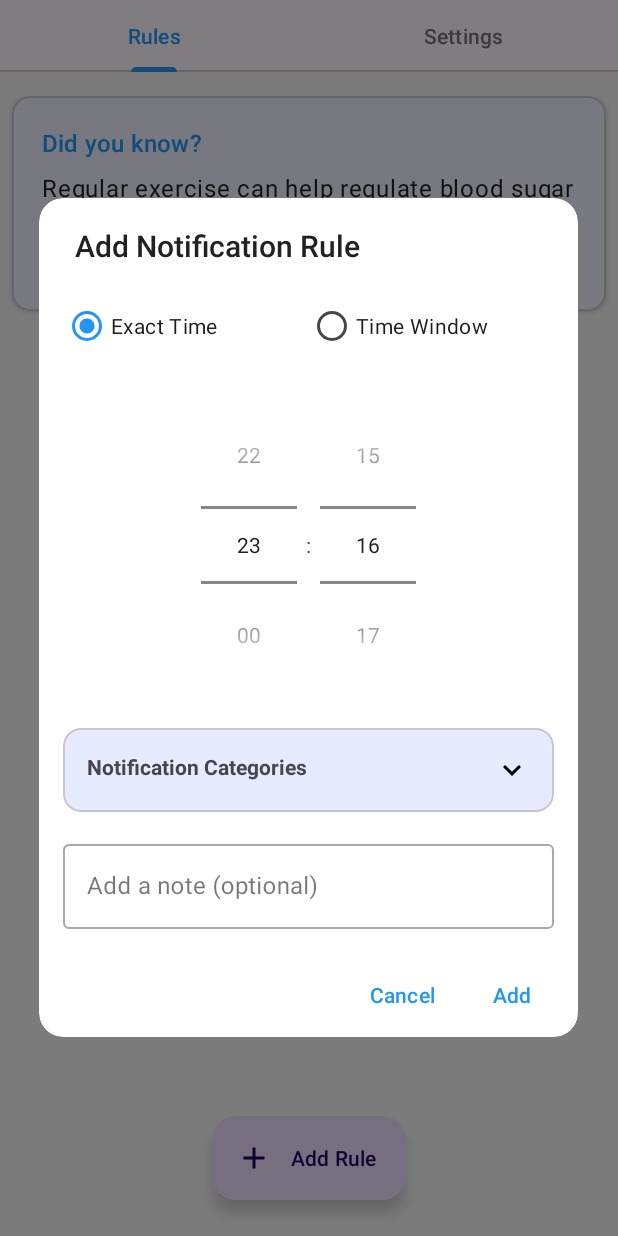
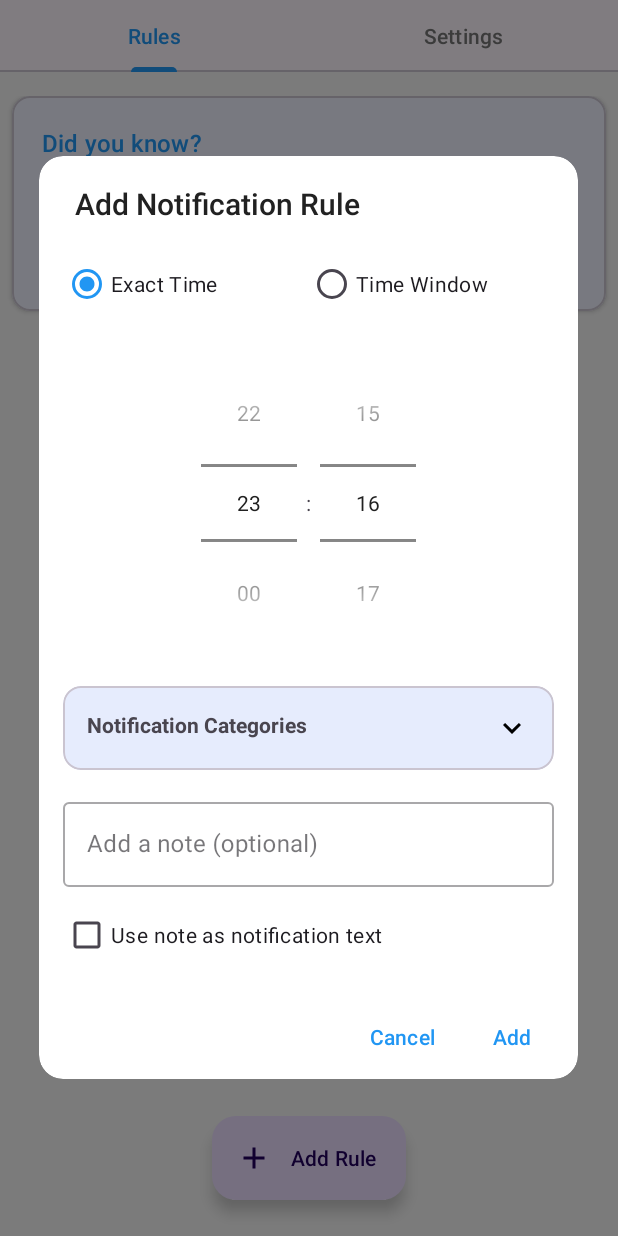
Before and after one commit to marcoperic/DiabetesNotificaionsAndroid, an Android app: the screen it shows after launch (MainActivity), after a tap on "Add Rule", on a phone screen of 412 x 824 dp. Run offline under Robolectric (Android 15) with nearby library versions, the phone set to English and light mode, and no system bars.

Commit message:
custom notes notifications

```diff
--- a/app/src/main/java/com/mperic/diabetesnotificaions/model/NotificationRule.java
+++ b/app/src/main/java/com/mperic/diabetesnotificaions/model/NotificationRule.java
@@ -11,6 +11,7 @@ public class NotificationRule {
     private boolean isEnabled;
     private String note;
     private int color;
+    private boolean useNoteAsNotification;
 
     public NotificationRule(int id, LocalTime startTime, LocalTime endTime, boolean isWindowBased) {
         this.id = id;
@@ -33,4 +34,8 @@ public class NotificationRule {
     public void setNote(String note) { this.note = note; }
     public int getColor() { return color; }
     public void setColor(int color) { this.color = color; }
+    public boolean isUseNoteAsNotification() { return useNoteAsNotification; }
+    public void setUseNoteAsNotification(boolean useNoteAsNotification) {
+        this.useNoteAsNotification = useNoteAsNotification;
+    }
 }
--- a/app/src/main/java/com/mperic/diabetesnotificaions/notification/SchedulingManager.java
+++ b/app/src/main/java/com/mperic/diabetesnotificaions/notification/SchedulingManager.java
@@ -104,7 +104,11 @@ public class SchedulingManager {
             triggerTime = calculateNextTriggerTime(rule.getStartTime());
         }
 
-        notificationHelper.scheduleNotification(triggerTime, "Time to check your diabetes!", rule.getId());
+        String notificationText = rule.isUseNoteAsNotification() && rule.getNote() != null && !rule.getNote().isEmpty()
+            ? rule.getNote()
+            : "Time to check your diabetes!";
+
+        notificationHelper.scheduleNotification(triggerTime, notificationText, rule.getId());
     }
 
     private long calculateNextTriggerTime(LocalTime time) {
--- a/app/src/main/res/layout/dialog_add_rule.xml
+++ b/app/src/main/res/layout/dialog_add_rule.xml
@@ -184,4 +184,11 @@
             android:inputType="textMultiLine"
             android:maxLines="3"/>
     </com.google.android.material.textfield.TextInputLayout>
+
+    <CheckBox
+        android:id="@+id/useNoteAsNotification"
+        android:layout_width="match_parent"
+        android:layout_height="wrap_content"
+        android:layout_marginTop="8dp"
+        android:text="@string/use_note_as_notification"/>
 </LinearLayout>
--- a/app/src/main/res/values/strings.xml
+++ b/app/src/main/res/values/strings.xml
@@ -23,4 +23,5 @@
     <string name="premium_features">Premium Features</string>
     <string name="add">Add</string>
     <string name="cancel">Cancel</string>
+    <string name="use_note_as_notification">Use note as notification text</string>
 </resources>
```
Also changed, not shown: app/src/main/java/com/mperic/diabetesnotificaions/ui/RulesFragment.java (+8 -0 lines), app/src/main/res/layout/dialog_edit_rule.xml (+7 -0 lines).
